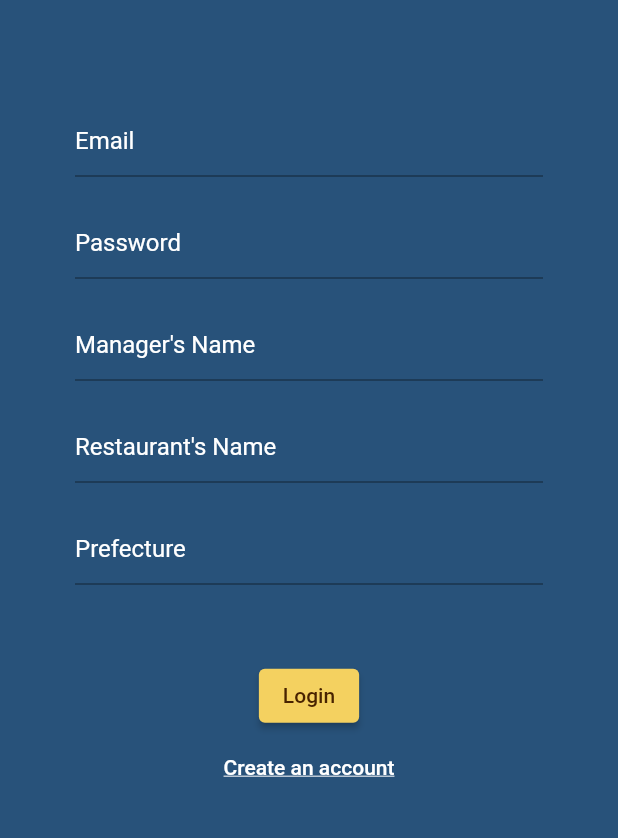
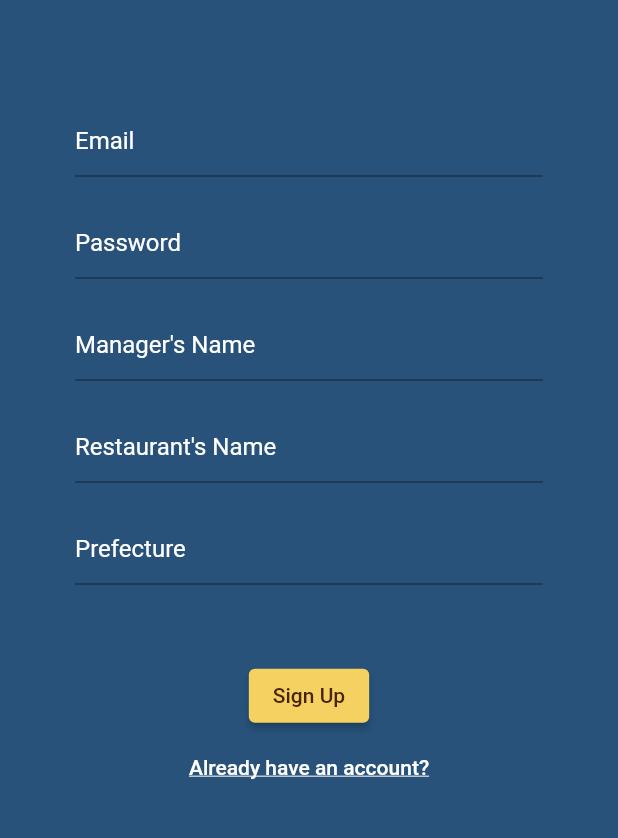
Before and after one commit to yanoojp/restaurant_talks, a Flutter app: the screen it shows after launch, after a tap on "Create an account", on a phone screen of 412 x 824 dp, the part 256-1094 px from its top. Run offline on Flutter 3.47's test engine with Material 2 defaults, Android fonts, the phone set to English and light mode, and no system bars; our stand-ins replace flutter_riverpod, freezed_annotation, go_router, google_fonts.

Commit message:
create widgets

```diff
--- a/lib/constants/variables.dart
+++ b/lib/constants/variables.dart
@@ -11,6 +11,7 @@ const String loginScreenPath = '/';
 const String loginButton = 'Login';
 const String toSignupScreenButton = 'Create an account';
 const String signupButton = 'Sign Up';
+const String toLoginScreenButton = 'Already have an account?';
 
 // Hint Texts
 const String emailHintText = 'Email';
--- a/lib/routes/app_routes.dart
+++ b/lib/routes/app_routes.dart
@@ -1,8 +1,6 @@
 import 'package:go_router/go_router.dart';
 import 'package:restaurant_talks/views/screens/users/login_screen.dart';
 import 'package:restaurant_talks/views/screens/users/signup_screen.dart';
-
-import 'package:go_router/go_router.dart';
 
 // GoRouter configuration
 final goRouter = GoRouter(
--- a/lib/views/screens/users/login_screen.dart
+++ b/lib/views/screens/users/login_screen.dart
@@ -1,6 +1,5 @@
 import 'package:flutter/material.dart';
 import 'package:flutter_riverpod/flutter_riverpod.dart';
-import 'package:go_router/go_router.dart';
 import 'package:restaurant_talks/views/widgets/base/button_with_underline.dart';
 import '../../../constants/variables.dart';
 import '../../../view_model/users/login_view_model.dart';
@@ -20,7 +19,7 @@ class LoginScreen extends ConsumerWidget {
         child: Column(
           mainAxisAlignment: MainAxisAlignment.center,
           children: [
-            const Logo(),
+            const Logo(fontSize: appTitleFontSize,),
             const SizedBox(
               height: 100,
             ),
@@ -49,8 +48,13 @@ class LoginScreen extends ConsumerWidget {
             const SizedBox(
               height: 80,
             ),
-            const Button(),
-            const ButtonWithUnderline()
+            const Button(
+              text: loginButton,
+            ),
+            const ButtonWithUnderline(
+              path: signupScreenPath,
+              text: toSignupScreenButton,
+            )
           ],
         ),
       ),
--- a/lib/views/screens/users/signup_screen.dart
+++ b/lib/views/screens/users/signup_screen.dart
@@ -1,6 +1,5 @@
 import 'package:flutter/material.dart';
 import 'package:flutter_riverpod/flutter_riverpod.dart';
-import 'package:go_router/go_router.dart';
 import 'package:restaurant_talks/views/widgets/base/button_with_underline.dart';
 import '../../../constants/variables.dart';
 import '../../../view_model/users/signup_view_model.dart';
@@ -20,7 +19,7 @@ class SignupScreen extends ConsumerWidget {
         child: Column(
           mainAxisAlignment: MainAxisAlignment.center,
           children: [
-            const Logo(),
+            const Logo(fontSize: appTitleFontSize,),
             const SizedBox(
               height: 70,
             ),
@@ -40,7 +39,7 @@ class SignupScreen extends ConsumerWidget {
                 hintText: passwordHintText,
                 hintStyle: TextStyle(color: Colors.white),
               ),
-                obscureText: true,
+              obscureText: true,
             ),
             const SizedBox(
               height: 20,
@@ -75,8 +74,13 @@ class SignupScreen extends ConsumerWidget {
             const SizedBox(
               height: 50,
             ),
-            const Button(),
-            const ButtonWithUnderline()
+            const Button(
+              text: signupButton,
+            ),
+            const ButtonWithUnderline(
+              path: loginScreenPath,
+              text: toLoginScreenButton,
+            )
           ],
         ),
       ),
--- a/lib/views/widgets/base/button.dart
+++ b/lib/views/widgets/base/button.dart
@@ -2,16 +2,25 @@ import 'package:flutter/material.dart';
 import '../../../constants/variables.dart';
 
 class Button extends StatelessWidget {
-  const Button({super.key});
+  final String text;
+  final Color backgroundColor;
+  final Color textColor;
+
+  const Button({
+    Key? key,
+    required this.text,
+    this.backgroundColor = darkYellow,
+    this.textColor = blackColor,
+  }) : super(key: key);
 
   @override
   Widget build(BuildContext context) {
     return ElevatedButton(
       onPressed: () {},
-      style: ElevatedButton.styleFrom(backgroundColor: darkYellow),
-      child: const Text(
-        loginButton,
-        style: TextStyle(color: blackColor),
+      style: ElevatedButton.styleFrom(backgroundColor: backgroundColor),
+      child: Text(
+        text,
+        style: TextStyle(color: textColor),
       ),
     );
   }
--- a/lib/views/widgets/base/button_with_underline.dart
+++ b/lib/views/widgets/base/button_with_underline.dart
@@ -3,19 +3,22 @@ import 'package:go_router/go_router.dart';
 import '../../../constants/variables.dart';
 
 class ButtonWithUnderline extends StatelessWidget {
-  const ButtonWithUnderline({super.key});
+  final String text;
+  final String path;
+  const ButtonWithUnderline(
+      {super.key, required this.text, required this.path});
 
   @override
   Widget build(BuildContext context) {
     return TextButton(
       onPressed: () {
         final goRouter = GoRouter.of(context);
-        goRouter.go(signupScreenPath);
+        goRouter.go(path);
       },
-      child: const Text(
-        toSignupScreenButton,
-        style:
-            TextStyle(decoration: TextDecoration.underline, color: whiteColor),
+      child: Text(
+        text,
+        style: const TextStyle(
+            decoration: TextDecoration.underline, color: whiteColor),
       ),
     );
   }
--- a/lib/views/widgets/base/logo.dart
+++ b/lib/views/widgets/base/logo.dart
@@ -1,19 +1,16 @@
 import 'package:flutter/material.dart';
 import 'package:google_fonts/google_fonts.dart';
-
 import '../../../constants/variables.dart';
 
 class Logo extends StatelessWidget {
-  const Logo({super.key});
+  final double? fontSize;
+  const Logo({Key? key, required this.fontSize}) : super(key: key);
 
   @override
   Widget build(BuildContext context) {
     return Text(
       appTitle,
-      style: GoogleFonts.pacifico(
-        color: whiteColor,
-        fontSize: appTitleFontSize,
-      ),
+      style: GoogleFonts.pacifico(color: whiteColor, fontSize: fontSize),
     );
   }
 }
```
